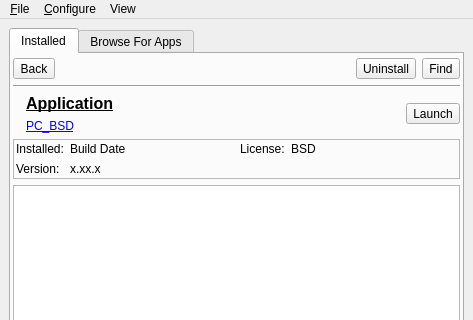
This is pc-new-softwaremanager/mainUI.ui in pcbsd/pcbsd-projects as Qt 5 draws it before an edit; both pictures show x 0 to 473 and y 0 to 320 of the 473 by 520 pixel window. The edited form follows.
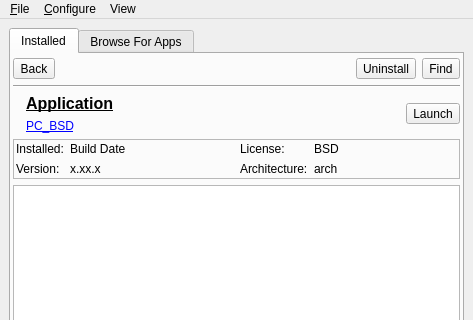
This is the edited form. Icons and pictures are not drawn.

Commit message: Get a bunch more information loaded into the AppCafe backend. Still need to use it in the GUI.

Diff of the .ui file:
```diff
--- a/pc-new-softwaremanager/mainUI.ui
+++ b/pc-new-softwaremanager/mainUI.ui
@@ -268,6 +268,20 @@
                    </property>
                   </widget>
                  </item>
+                 <item row="1" column="0">
+                  <widget class="QLabel" name="label_2">
+                   <property name="text">
+                    <string>Architecture:</string>
+                   </property>
+                  </widget>
+                 </item>
+                 <item row="1" column="1">
+                  <widget class="QLabel" name="label_install_arch">
+                   <property name="text">
+                    <string notr="true">arch</string>
+                   </property>
+                  </widget>
+                 </item>
                 </layout>
                </item>
               </layout>
```
The commit also changes 4 other files.
